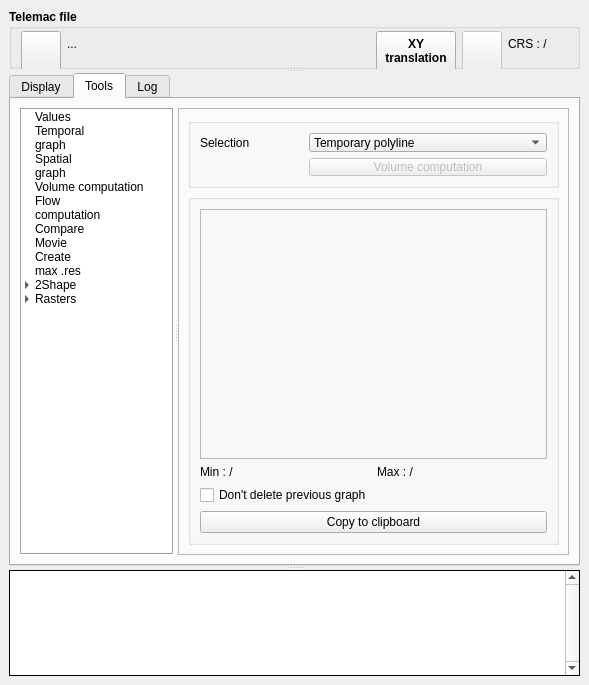
Old version of the form ui/properties.ui in the repository Artelia/PostTelemac.
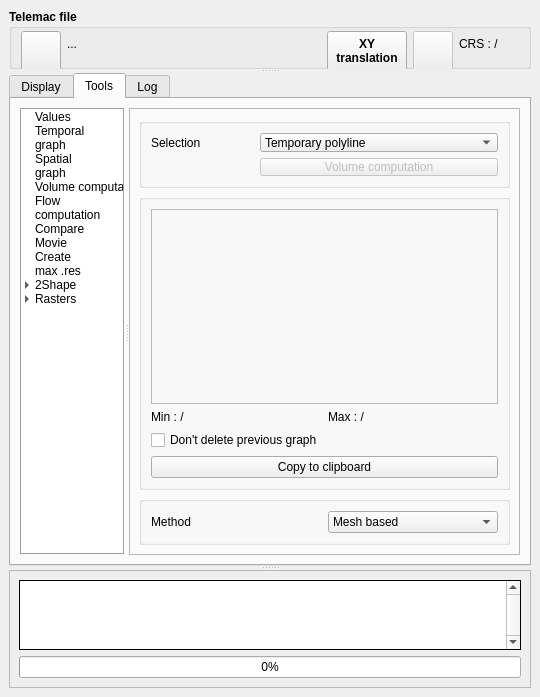
New version of the form. The open tabs and pages were chosen to show the change. Icons and pictures are not drawn.

Diff of the .ui file:
```diff
--- a/ui/properties.ui
+++ b/ui/properties.ui
@@ -6,8 +6,8 @@
    <rect>
     <x>0</x>
     <y>0</y>
-    <width>589</width>
-    <height>685</height>
+    <width>514</width>
+    <height>689</height>
    </rect>
   </property>
   <property name="sizePolicy">
@@ -19,7 +19,13 @@
   <property name="minimumSize">
    <size>
     <width>514</width>
-    <height>685</height>
+    <height>689</height>
+   </size>
+  </property>
+  <property name="maximumSize">
+   <size>
+    <width>9999</width>
+    <height>9999</height>
    </size>
   </property>
   <property name="floating">
@@ -41,14 +47,17 @@
      <verstretch>0</verstretch>
     </sizepolicy>
    </property>
-   <layout class="QHBoxLayout" name="horizontalLayout_4">
+   <property name="maximumSize">
+    <size>
+     <width>9999</width>
+     <height>9999</height>
+    </size>
+   </property>
+   <layout class="QVBoxLayout" name="verticalLayout_14">
     <item>
      <widget class="QSplitter" name="splitter">
-      <property name="sizePolicy">
-       <sizepolicy hsizetype="Preferred" vsizetype="Preferred">
-        <horstretch>0</horstretch>
-        <verstretch>0</verstretch>
-       </sizepolicy>
+      <property name="frameShape">
+       <enum>QFrame::NoFrame</enum>
       </property>
       <property name="orientation">
        <enum>Qt::Vertical</enum>
@@ -2112,6 +2121,49 @@
                 </layout>
                </widget>
               </item>
+              <item>
+               <widget class="QGroupBox" name="groupBox_23">
+                <property name="sizePolicy">
+                 <sizepolicy hsizetype="Preferred" vsizetype="Fixed">
+                  <horstretch>0</horstretch>
+                  <verstretch>0</verstretch>
+                 </sizepolicy>
+                </property>
+                <property name="maximumSize">
+                 <size>
+                  <width>16777215</width>
+                  <height>16777215</height>
+                 </size>
+                </property>
+                <property name="title">
+                 <string/>
+                </property>
+                <layout class="QGridLayout" name="gridLayout_29">
+                 <item row="0" column="0">
+                  <widget class="QLabel" name="label_31">
+                   <property name="sizePolicy">
+                    <sizepolicy hsizetype="Preferred" vsizetype="Fixed">
+                     <horstretch>0</horstretch>
+                     <verstretch>0</verstretch>
+                    </sizepolicy>
+                   </property>
+                   <property name="text">
+                    <string>Method</string>
+                   </property>
+                  </widget>
+                 </item>
+                 <item row="0" column="1">
+                  <widget class="QComboBox" name="comboBox_flowmethod_2">
+                   <item>
+                    <property name="text">
+                     <string>Mesh based</string>
+                    </property>
+                   </item>
+                  </widget>
+                 </item>
+                </layout>
+               </widget>
+              </item>
              </layout>
             </widget>
             <widget class="QWidget" name="page_flow">
@@ -3178,6 +3230,15 @@
         </layout>
        </widget>
       </widget>
+      <widget class="QFrame" name="frame_8">
+       <property name="frameShape">
+        <enum>QFrame::StyledPanel</enum>
+       </property>
+       <property name="frameShadow">
+        <enum>QFrame::Raised</enum>
+       </property>
+       <layout class="QVBoxLayout" name="verticalLayout_15">
+        <item>
       <widget class="QTextBrowser" name="textBrowser_main">
        <property name="sizePolicy">
         <sizepolicy hsizetype="Preferred" vsizetype="Preferred">
@@ -3222,6 +3283,19 @@
         <bool>true</bool>
        </property>
       </widget>
+        </item>
+        <item>
+         <widget class="QProgressBar" name="progressBar">
+          <property name="value">
+           <number>0</number>
+          </property>
+          <property name="invertedAppearance">
+           <bool>false</bool>
+          </property>
+         </widget>
+        </item>
+       </layout>
+      </widget>
      </widget>
     </item>
    </layout>
```
Left out of the diff: 62 changed lines with no effect on the pictures. Lines whose indentation alone changed are shown as unchanged.
